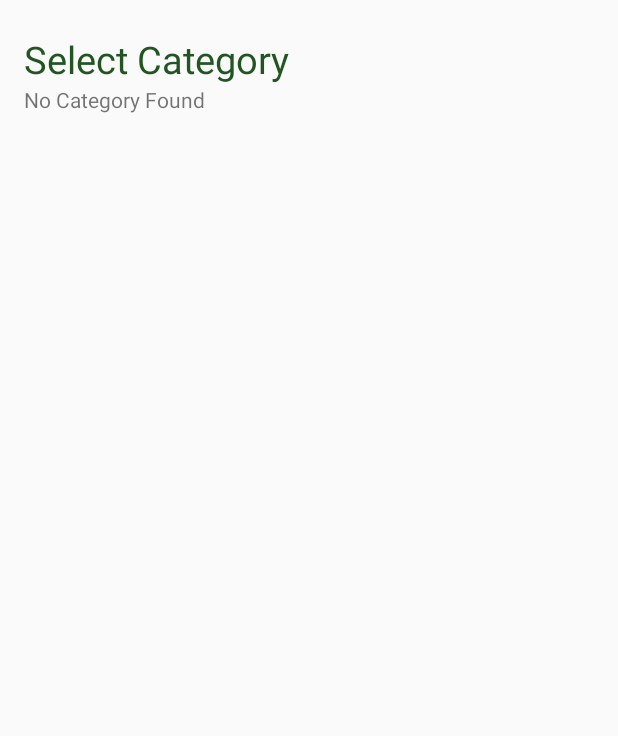
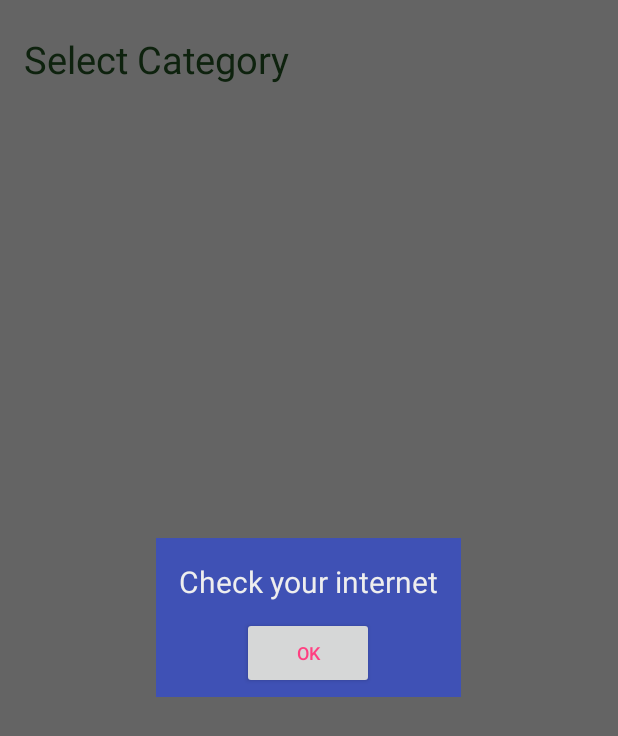
Before and after one commit to yeasinmahi/skilltest, an Android app: the screen it shows after launch (MainActivity), on a phone screen of 412 x 824 dp. Shown: the top 736 px of the screen. Run offline under Robolectric (Android 15) with nearby library versions, the phone set to English and light mode, and no system bars.

Commit message:
dialog adding

```diff
--- a/app/src/main/java/com/example/arafat/skilltest/ApiHelper.java
+++ b/app/src/main/java/com/example/arafat/skilltest/ApiHelper.java
@@ -2,20 +2,7 @@ package com.example.arafat.skilltest;
 
 import android.content.Context;
 import android.os.AsyncTask;
-import android.widget.Switch;
 
-import org.apache.http.HttpResponse;
-import org.apache.http.client.HttpClient;
-import org.apache.http.client.methods.HttpGet;
-import org.apache.http.impl.client.DefaultHttpClient;
-import org.json.JSONArray;
-import org.json.JSONException;
-import org.json.JSONObject;
-
-import java.io.BufferedReader;
-import java.io.InputStreamReader;
-import java.net.URI;
-import java.net.URL;
 import java.util.ArrayList;
 import java.util.HashMap;
 
@@ -26,19 +13,19 @@ import java.util.HashMap;
 public class ApiHelper extends AsyncTask {
     private static ArrayList<HashMap<String,String>> list;
     private Context context;
-    private Utility.OnTaskCompleted listener;
-    public ApiHelper(Context context, Utility.OnTaskCompleted listener, ArrayList list){
+    private MyInterface.OnTaskCompleted listener;
+    public ApiHelper(Context context, MyInterface.OnTaskCompleted listener, ArrayList list){
         this.context=context;
         this.listener = listener;
         this.list=list;
     }
-    public ApiHelper(Context context, Utility.OnTaskCompleted listener){
+    public ApiHelper(Context context, MyInterface.OnTaskCompleted listener){
         this.context=context;
         this.listener = listener;
     }
     private String method;
     @Override
-    protected String doInBackground(Object[] params) {
+    protected Object doInBackground(Object[] params) {
         String link="";
         try{
             method = (String)params[0];
@@ -51,14 +38,20 @@ public class ApiHelper extends AsyncTask {
                     link = Utility.link+"?method="+method+"&categoryId="+categoryId;
                     break;
             }
-            return Utility.getResponceFromUrl(link);
+            return Utility.getResponseFromUrl(link);
         } catch(Exception e){
             return new String("Exception: " + e.getMessage());
         }
     }
     @Override
     protected void onPostExecute(Object result){
-        if (!result.toString().contains("Exception")) {
+        if (result.toString().contains("Exception")) {
+            listener.onTaskCompleted(Utility.Error.noInternet);
+        }
+        else if(result.toString().equals("")){
+            listener.onTaskCompleted(Utility.Error.noData);
+        }
+        else {
             switch (method){
                 case "getCategory":
                     Utility.populateCategory(result,list);
@@ -67,10 +60,7 @@ public class ApiHelper extends AsyncTask {
                     Utility.populateQuestion(result,list);
                     break;
             }
-            listener.onTaskCompleted(true);
-        }
-        else {
-            listener.onTaskCompleted(false);
+            listener.onTaskCompleted(Utility.Error.success);
         }
     }
 
--- a/app/src/main/java/com/example/arafat/skilltest/MainActivity.java
+++ b/app/src/main/java/com/example/arafat/skilltest/MainActivity.java
@@ -1,6 +1,7 @@
 package com.example.arafat.skilltest;
 
 import android.app.ListActivity;
+import android.app.ProgressDialog;
 import android.content.Intent;
 import android.os.Bundle;
 import android.util.Log;
@@ -11,7 +12,8 @@ import android.widget.SimpleAdapter;
 import java.util.ArrayList;
 import java.util.HashMap;
 
-public class MainActivity extends ListActivity implements Utility.OnTaskCompleted {
+public class MainActivity extends ListActivity implements MyInterface.OnTaskCompleted,MyInterface.OnRetry {
+    ProgressDialog progressBar;
     public ArrayList<HashMap<String,String>> list = new ArrayList<HashMap<String,String>>();
     SimpleAdapter adapter;
     @Override
@@ -19,10 +21,19 @@ public class MainActivity extends ListActivity implements Utility.OnTaskComplete
         super.onCreate(savedInstanceState);
         setContentView(R.layout.activity_main);
         adapter = new SimpleAdapter(this, list, R.layout.custom_row_view, new String[]{"category"}, new int[]{R.id.text1});
-        new ApiHelper(this,this,list).execute("getCategory");
+        requestToApi();
 
     }
-
+    private void requestToApi(){
+        if (Utility.isConnectingToInternet(this)){
+            progressBar=Utility.getProgressBar(this);
+            progressBar.show();
+            new ApiHelper(this,this,list).execute("getCategory");
+        }
+        else {
+            Utility.popUpWindow(this,this,"Check your internet");
+        }
+    }
     protected void onListItemClick(ListView l, View v, int position, long id) {
         super.onListItemClick(l, v, position, id);
         try {
@@ -36,15 +47,23 @@ public class MainActivity extends ListActivity implements Utility.OnTaskComplete
     }
 
     @Override
-    public void onTaskCompleted(boolean isSuccess) {
-        if (isSuccess){
+    public void onTaskCompleted(Utility.Error isSuccess) {
+        if (isSuccess==Utility.Error.success){
             setListAdapter(adapter);
 
-        }else{
-            // TODO: 03/03/2017   check network error msg
+        }else if(isSuccess== Utility.Error.noData){
+            Utility.popUpWindow(this,this,"No category available");
+        }else {
+            Utility.popUpWindow(this,this,"Check your internet");
+        }
+        progressBar.cancel();
+        progressBar.dismiss();
 
-        }
+    }
 
+    @Override
+    public void onRetry() {
+        requestToApi();
     }
    /* public void login(View view){
         String username = usernameField.getText().toString();
--- /dev/null
+++ b/app/src/main/java/com/example/arafat/skilltest/MyInterface.java
@@ -0,0 +1,15 @@
+package com.example.arafat.skilltest;
+
+/**
+ * Created by Arafat on 11/03/2017.
+ */
+
+public interface MyInterface {
+    public interface OnTaskCompleted{
+        void onTaskCompleted(Utility.Error isSuccess);
+
+    }
+    public interface OnRetry{
+        void onRetry();
+    }
+}
--- a/app/src/main/java/com/example/arafat/skilltest/Utility.java
+++ b/app/src/main/java/com/example/arafat/skilltest/Utility.java
@@ -1,11 +1,22 @@
 package com.example.arafat.skilltest;
 
-import android.widget.SimpleAdapter;
+import android.app.Dialog;
+import android.app.ProgressDialog;
+import android.content.Context;
+import android.content.DialogInterface;
+import android.net.ConnectivityManager;
+import android.net.NetworkInfo;
+import android.view.View;
+import android.widget.Button;
+import android.widget.TextView;
 
 import org.apache.http.HttpResponse;
 import org.apache.http.client.HttpClient;
 import org.apache.http.client.methods.HttpGet;
 import org.apache.http.impl.client.DefaultHttpClient;
+import org.apache.http.params.BasicHttpParams;
+import org.apache.http.params.HttpConnectionParams;
+import org.apache.http.params.HttpParams;
 import org.json.JSONArray;
 import org.json.JSONException;
 import org.json.JSONObject;
@@ -13,7 +24,6 @@ import org.json.JSONObject;
 import java.io.BufferedReader;
 import java.io.InputStreamReader;
 import java.net.URI;
-import java.net.URL;
 import java.util.ArrayList;
 import java.util.Collections;
 import java.util.HashMap;
@@ -24,7 +34,8 @@ import java.util.Random;
  */
 
 public class Utility {
-    public static String link="http://192.168.0.100:8080/SkillTest/apiParser.php";
+    public static String link="http://gits-bd.com/WebService/SkillTest/apiParser.php";
+    public static int questionToBeAnswered=10;
     public static JSONArray convertStringToJson(String s){
         try {
             return new JSONArray(s);
@@ -34,16 +45,17 @@ public class Utility {
         return null;
     }
 
-    public interface OnTaskCompleted{
-        void onTaskCompleted(boolean isSuccess);
-    }
-    public static String getResponceFromUrl(String link){
+
+    public static String getResponseFromUrl(String link){
         try{
+            HttpParams httpParameters = new BasicHttpParams();
+            HttpConnectionParams.setConnectionTimeout(httpParameters, 3000);
+            HttpConnectionParams.setSoTimeout(httpParameters, 5000);
 
-            URL url = new URL(link);
-            HttpClient client = new DefaultHttpClient();
+            HttpClient client = new DefaultHttpClient(httpParameters);
             HttpGet request = new HttpGet();
             request.setURI(new URI(link));
+
             HttpResponse response = client.execute(request);
             BufferedReader in = new BufferedReader(new
                     InputStreamReader(response.getEntity().getContent()));
@@ -130,13 +142,23 @@ public class Utility {
             }
         }
     }
+    public static int getTotalCorrectAnswer(ArrayList<HashMap<String, String>> list,int size){
+        int counter=0;
+        for (int i=0;i<size;i++){
+            if(list.get(i).get("isCorrect").equals("1")){
+                counter++;
+            }
+        }
+        return counter;
+
+    }
     public static ArrayList getRandomizationList(ArrayList list){
         Collections.shuffle(list, new Random(System.nanoTime()));
         return list;
     }
     public static int setQuestionSize(int size){
-        if(size>=20){
-            size=20;
+        if(size>=questionToBeAnswered){
+            size=questionToBeAnswered;
         }
         return size;
     }
@@ -154,4 +176,79 @@ public class Utility {
     public static String getCorrectAnswered(ArrayList<HashMap<String, String>> list,int currentPosition){
         return list.get(currentPosition).get("correctAns");
     }
+    enum Error{
+        success,
+        noInternet,
+        noData
+    }
+    public static ProgressDialog getProgressBar(Context context){
+        ProgressDialog progress = new ProgressDialog(context,R.style.MyTheme);
+        //progress.setTitle("Loading...");
+        //progress.setProgressStyle(ProgressDialog.STYLE_SPINNER);
+        progress.setCancelable(false);
+        progress.setProgressStyle(android.R.style.Widget_ProgressBar_Large);
+        //progress.getWindow().setBackgroundDrawable(new ColorDrawable(android.graphics.Color.TRANSPARENT));
+        return progress;
+    }
+    public static boolean isConnectingToInternet(Context context){
+        ConnectivityManager connectivity = (ConnectivityManager) context.getSystemService(Context.CONNECTIVITY_SERVICE);
+        if (connectivity != null)
+        {
+            NetworkInfo[] info = connectivity.getAllNetworkInfo();
+            if (info != null)
+                for (int i = 0; i < info.length; i++)
+                    if (info[i].getState() == NetworkInfo.State.CONNECTED)
+                    {
+                        return true;
+                    }
+        }
+        return false;
+    }
+    public static void popUpWindow(final Context context, final MyInterface.OnRetry listener  , String msg) {
+        // custom dialog
+        final Dialog dialog = new Dialog(context,R.style.MyTheme);
+        dialog.setContentView(R.layout.custom_dialog);
+
+        TextView text = (TextView) dialog.findViewById(R.id.customTextView);
+        text.setText(msg);
+
+        Button dialogButton = (Button) dialog.findViewById(R.id.dialogButtonOK);
+        // if button is clicked, close the custom dialog
+        dialog.setOnDismissListener(new DialogInterface.OnDismissListener() {
+            @Override
+            public void onDismiss(DialogInterface dialog) {
+
+                createRetryButton(context,listener);
+            }
+        });
+        dialogButton.setOnClickListener(new View.OnClickListener() {
+            @Override
+            public void onClick(View v) {
+                dialog.dismiss();
+            }
+        });
+
+        dialog.show();
+
+    }
+    public static void createRetryButton(final Context context, final MyInterface.OnRetry listener) {
+        // custom dialog
+        final Dialog dialog = new Dialog(context,R.style.retryButtonTheme);
+        dialog.setContentView(R.layout.retry_button);
+        Button retryButton = (Button) dialog.findViewById(R.id.retryButton);
+        dialog.setOnDismissListener(new DialogInterface.OnDismissListener() {
+            @Override
+            public void onDismiss(DialogInterface dialog) {
+                listener.onRetry();
+            }
+        });
+        // if button is clicked, close the custom dialog
+        retryButton.setOnClickListener(new View.OnClickListener() {
+            @Override
+            public void onClick(View v) {
+                dialog.dismiss();
+            }
+        });
+        dialog.show();
+    }
 }
--- a/app/src/main/res/layout/activity_main.xml
+++ b/app/src/main/res/layout/activity_main.xml
@@ -4,11 +4,11 @@
     android:id="@+id/activity_question"
     android:layout_width="match_parent"
     android:layout_height="match_parent"
+    android:orientation="vertical"
     android:paddingBottom="@dimen/activity_vertical_margin"
     android:paddingLeft="@dimen/activity_horizontal_margin"
     android:paddingRight="@dimen/activity_horizontal_margin"
     android:paddingTop="@dimen/activity_vertical_margin"
-    android:orientation="vertical"
     tools:context="com.example.arafat.skilltest.MainActivity">
 
     <TextView
@@ -24,23 +24,23 @@
         android:layout_width="match_parent"
         android:layout_height="wrap_content"
         android:layout_gravity="center_vertical|center_horizontal"
-    android:orientation="horizontal"
-    android:layout_weight="1">
+        android:layout_weight="1"
+        android:orientation="horizontal">
 
         <ListView
             android:id="@id/android:list"
             android:layout_width="match_parent"
             android:layout_height="wrap_content"
-        android:gravity="center_horizontal|center_vertical"
             android:divider="@null"
             android:dividerHeight="0dp"
-        android:drawSelectorOnTop="false" />
+            android:drawSelectorOnTop="false"
+            android:gravity="center_horizontal|center_vertical" />
 
         <TextView
             android:id="@id/android:empty"
             android:layout_width="wrap_content"
+            android:layout_height="wrap_content"
             android:layout_gravity="center_horizontal"
-        android:layout_height="wrap_content"
-        android:text="No Category Found" />
+            android:text="" />
     </LinearLayout>
 </LinearLayout>
--- a/app/src/main/res/layout/activity_question.xml
+++ b/app/src/main/res/layout/activity_question.xml
@@ -19,7 +19,8 @@
 
     <ScrollView
         android:layout_width="match_parent"
-        android:layout_height="match_parent">
+        android:layout_height="match_parent"
+        android:background="@drawable/scroll_view_shape">
 
         <LinearLayout
             android:layout_width="match_parent"
@@ -38,6 +39,7 @@
                 android:id="@+id/radioGroup"
                 android:layout_width="match_parent"
                 android:layout_height="wrap_content"
+                android:layout_margin="15dp"
                 android:orientation="vertical">
 
                 <RadioButton
--- /dev/null
+++ b/app/src/main/res/layout/custom_dialog.xml
@@ -0,0 +1,29 @@
+<RelativeLayout xmlns:android="http://schemas.android.com/apk/res/android"
+    android:layout_width="wrap_content"
+    android:layout_height="wrap_content">
+
+    <LinearLayout
+        android:layout_width="wrap_content"
+        android:layout_height="wrap_content"
+        android:background="@color/colorPrimary"
+        android:padding="5dp"
+        android:orientation="vertical">
+
+        <TextView
+            android:id="@+id/customTextView"
+            android:layout_width="wrap_content"
+            android:layout_height="wrap_content"
+            android:layout_gravity="center"
+            android:layout_margin="10dp"
+            android:textColor="#eee"
+            android:textSize="20dp"
+            android:text="custom result" />
+
+        <Button
+            android:id="@+id/dialogButtonOK"
+            android:layout_width="wrap_content"
+            android:layout_height="wrap_content"
+            android:layout_gravity="center"
+            android:text=" Ok " />
+    </LinearLayout>
+</RelativeLayout>
--- a/app/src/main/res/values/colors.xml
+++ b/app/src/main/res/values/colors.xml
@@ -3,4 +3,5 @@
     <color name="colorPrimary">#3F51B5</color>
     <color name="colorPrimaryDark">#303F9F</color>
     <color name="colorAccent">#FF4081</color>
+    <color name="transparent">#00000000</color>
 </resources>
--- a/app/src/main/res/values/styles.xml
+++ b/app/src/main/res/values/styles.xml
@@ -7,5 +7,38 @@
         <item name="colorPrimaryDark">@color/colorPrimaryDark</item>
         <item name="colorAccent">@color/colorAccent</item>
     </style>
-
+    <style name="MyTheme" parent="Theme.AppCompat.Light.Dialog">
+        <item name="android:alertDialogStyle">@style/CustomAlertDialogStyle</item>
+        <item name="android:windowNoTitle">true</item>
+        <item name="android:windowBackground">@color/transparent</item>
+        <item name="windowNoTitle">true</item>
+        <item name="windowActionBar">false</item>
+        <item name="android:textColorPrimary">@color/colorAccent</item>
+        <item name="android:backgroundDimEnabled">true</item>
+        <item name="android:textColor">@color/colorAccent</item>
+        <item name="android:textStyle">normal</item>
+        <item name="android:textSize">12sp</item>
+    </style>
+    <style name="CustomAlertDialogStyle">
+        <item name="android:bottomBright">@color/transparent</item>
+        <item name="android:bottomDark">@color/transparent</item>
+        <item name="android:bottomMedium">@color/transparent</item>
+        <item name="android:centerBright">@color/transparent</item>
+        <item name="android:centerDark">@color/transparent</item>
+        <item name="android:centerMedium">@color/transparent</item>
+        <item name="android:fullBright">@color/transparent</item>
+        <item name="android:fullDark">@color/transparent</item>
+        <item name="android:topBright">@color/transparent</item>
+        <item name="android:topDark">@color/transparent</item>
+    </style>
+    <style name="retryButtonTheme" parent="Theme.AppCompat.Light.Dialog">
+        <item name="android:alertDialogStyle">@style/CustomAlertDialogStyle</item>
+        <item name="android:windowNoTitle">true</item>
+        <item name="android:windowBackground">@color/transparent</item>
+        <item name="android:textColorPrimary">@color/colorAccent</item>
+        <item name="android:backgroundDimEnabled">true</item>
+        <item name="android:textColor">@color/colorAccent</item>
+        <item name="android:textStyle">normal</item>
+        <item name="android:textSize">12sp</item>
+    </style>
 </resources>
```
Also changed, not shown: app/src/main/java/com/example/arafat/skilltest/QuestionActivity.java (+42 -15 lines), app/src/main/res/drawable/scroll_view_shape.xml (added, +9 -0 lines), app/src/main/res/layout/retry_button.xml (added, +15 -0 lines), app/src/main/res/mipmap-hdpi/close.png (added), app/src/main/res/mipmap-mdpi/close.png (added), app/src/main/res/mipmap-xhdpi/close.png (added), app/src/main/res/mipmap-xxhdpi/close.png (added), app/src/main/res/mipmap-xxxhdpi/close.png (added). Lines whose indentation alone changed are shown as unchanged.
